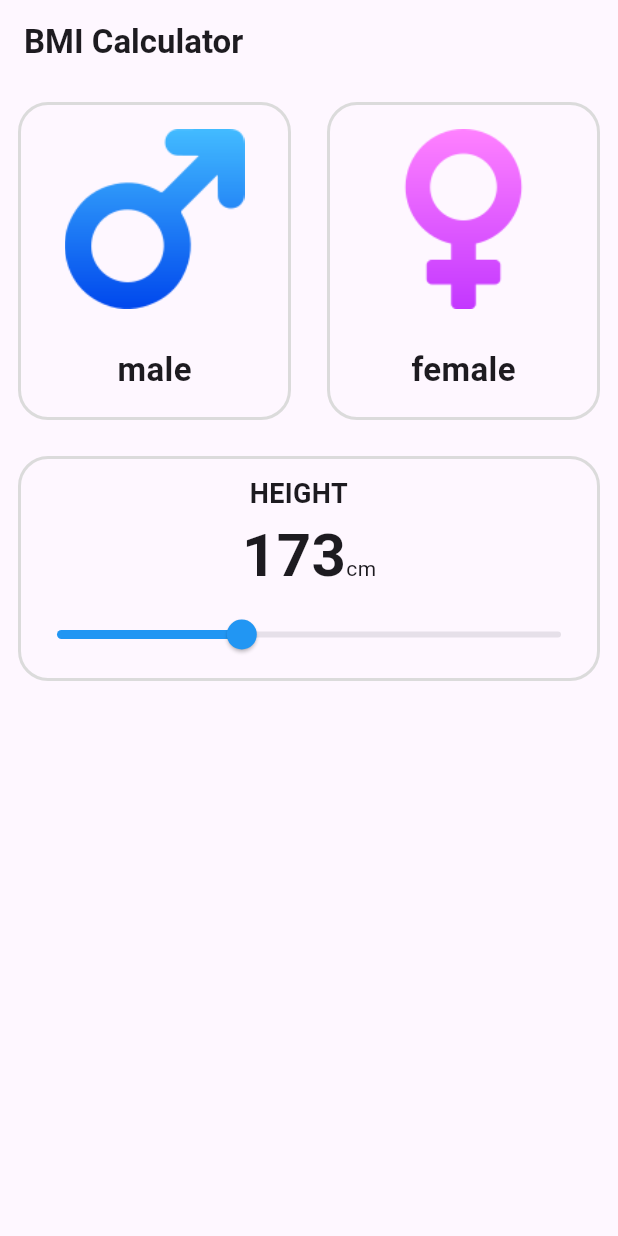
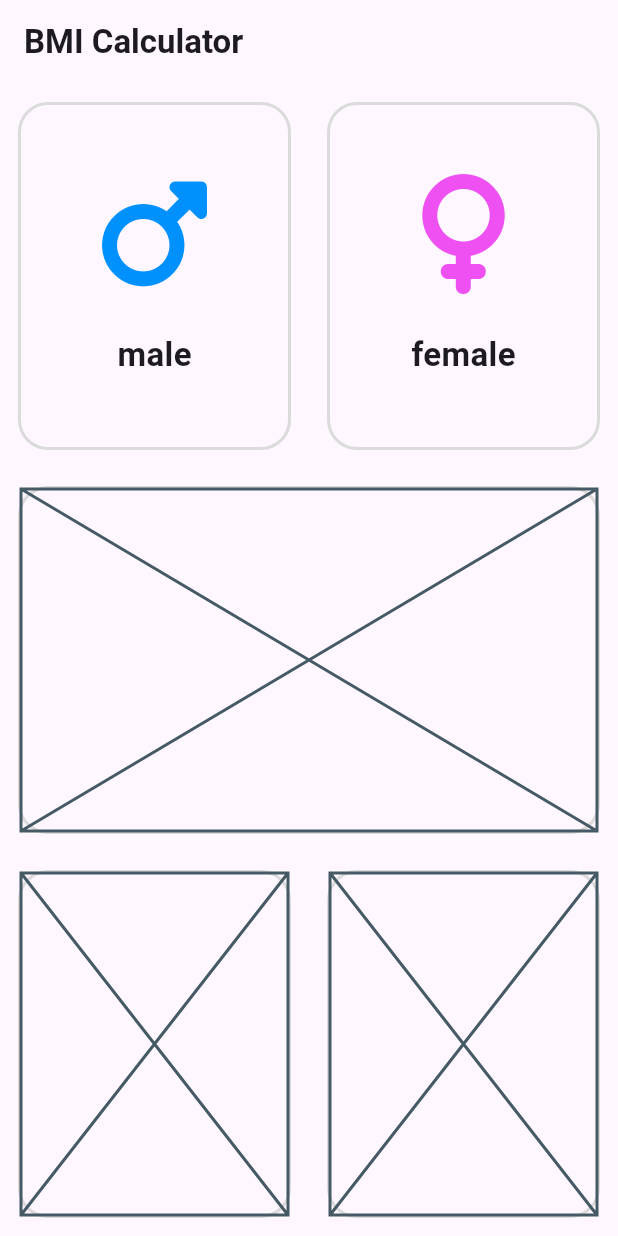
Before and after one commit to Mina176/bmi_calculator, a Flutter app: the screen it shows after launch, on a phone screen of 412 x 824 dp. Run offline on Flutter 3.47's test engine with Material 3 defaults, Android fonts, the phone set to English and light mode, and no system bars; our stand-ins replace font_awesome_flutter; missing offline and left inert: vertical_weight_slider.

Commit message:
create gender select

```diff
--- /dev/null
+++ b/lib/constants.dart
@@ -0,0 +1,6 @@
+import 'package:flutter/material.dart';
+
+const kMaleColor = Color(0xFF0091ff);
+const kFemaleColor = Color(0xFFef50f2);
+const kInactiveBorderColor = Color(0xffdbdbdb);
+const kPrimaryColor = Color(0xFF2566CF);
--- a/lib/main.dart
+++ b/lib/main.dart
@@ -1,5 +1,5 @@
-import 'package:bmi_calculator/widgets/custom_slider.dart';
-import 'package:bmi_calculator/widgets/gender_card.dart';
+import 'package:bmi_calculator/views/home_view.dart';
+import 'package:bmi_calculator/views/test_view.dart';
 import 'package:flutter/material.dart';
 
 void main() {
@@ -13,55 +13,12 @@ class BmiCalculator extends StatelessWidget {
   Widget build(BuildContext context) {
     return MaterialApp(
       debugShowCheckedModeBanner: false,
-      home: Scaffold(
-        appBar: AppBar(
-          title: Text(
-            'BMI Calculator',
-            style: TextStyle(fontWeight: FontWeight.bold),
-          ),
-        ),
-        body: Column(
-          children: [
-            Row(
-              children: [
-                GenderCard(
-                  gender: 'male',
-                ),
-                GenderCard(
-                  gender: 'female',
-                ),
-              ],
-            ),
-            Padding(
-              padding: const EdgeInsets.all(12.0),
-              child: Container(
-                decoration: BoxDecoration(
-                  border: Border.all(
-                    width: 2,
-                    color: const Color.fromARGB(255, 219, 219, 219),
-                  ),
-                  borderRadius: BorderRadius.circular(20),
-                ),
-                height: 150,
-                width: double.infinity,
-                child: Column(
-                  children: [
-                    SizedBox(
-                      height: 10,
-                    ),
-                    Text(
-                      "HEIGHT   ",
-                      style:
-                          TextStyle(fontWeight: FontWeight.bold, fontSize: 18),
-                    ),
-                    CustomSlider()
-                  ],
-                ),
-              ),
-            )
-          ],
-        ),
-      ),
+      home: HomeView(),
+      initialRoute: HomeView.routeName,
+      routes: {
+        HomeView.routeName: (context) => HomeView(),
+        TestView.routeName: (context) => const TestView(),
+      },
     );
   }
 }
--- /dev/null
+++ b/lib/views/home_view.dart
@@ -0,0 +1,67 @@
+import 'package:bmi_calculator/constants.dart';
+import 'package:bmi_calculator/widgets/custom_general_card.dart';
+import 'package:bmi_calculator/widgets/gender_card.dart';
+import 'package:flutter/material.dart';
+import 'package:font_awesome_flutter/font_awesome_flutter.dart';
+
+class HomeView extends StatelessWidget {
+  HomeView({
+    super.key,
+  });
+
+  static final String routeName = 'Home Page';
+
+  Color currentBorderColor = kInactiveBorderColor;
+
+  @override
+  Widget build(BuildContext context) {
+    return Scaffold(
+        appBar: AppBar(
+          title: Text(
+            'BMI Calculator',
+            style: TextStyle(fontWeight: FontWeight.bold),
+          ),
+        ),
+        body: Column(
+          children: [
+            Expanded(
+              child: Row(
+                children: [
+                  Expanded(
+                    child: GenderCard(
+                      borderColor: currentBorderColor,
+                      gender: 'male',
+                      icon: FontAwesomeIcons.mars,
+                      iconColor: kMaleColor,
+                    ),
+                  ),
+                  Expanded(
+                    child: GenderCard(
+                      borderColor: currentBorderColor,
+                      gender: 'female',
+                      icon: FontAwesomeIcons.venus,
+                      iconColor: kFemaleColor,
+                    ),
+                  ),
+                ],
+              ),
+            ),
+            CustomGeneralCard(
+              cardChild: Placeholder(),
+            ),
+            Expanded(
+              child: Row(
+                children: [
+                  CustomGeneralCard(
+                    cardChild: Placeholder(),
+                  ),
+                  CustomGeneralCard(
+                    cardChild: Placeholder(),
+                  ),
+                ],
+              ),
+            )
+          ],
+        ));
+  }
+}
--- /dev/null
+++ b/lib/widgets/custom_general_card.dart
@@ -0,0 +1,27 @@
+import 'package:bmi_calculator/constants.dart';
+import 'package:flutter/material.dart';
+
+class CustomGeneralCard extends StatelessWidget {
+  CustomGeneralCard({
+    super.key,
+    this.borderColor = const Color(0xffdbdbdb),
+    required this.cardChild,
+  });
+
+  Color borderColor;
+  final Widget cardChild;
+
+  @override
+  Widget build(BuildContext context) {
+    return Expanded(
+      child: Container(
+        margin: const EdgeInsets.all(12),
+        decoration: BoxDecoration(
+          border: Border.all(width: 2, color: borderColor),
+          borderRadius: BorderRadius.circular(20),
+        ),
+        child: cardChild,
+      ),
+    );
+  }
+}
--- a/lib/widgets/custom_slider.dart
+++ /dev/null
@@ -1,41 +0,0 @@
-import 'package:flutter/material.dart';
-
-class CustomSlider extends StatefulWidget {
-  const CustomSlider({
-    super.key,
-  });
-
-  @override
-  State<CustomSlider> createState() => _CustomSliderState();
-}
-
-class _CustomSliderState extends State<CustomSlider> {
-  double currentSliderPrimaryValue = 173;
-
-  @override
-  Widget build(BuildContext context) {
-    return Column(
-      children: [
-        RichText(
-          text: TextSpan(style: DefaultTextStyle.of(context).style, children: [
-            TextSpan(
-              text: currentSliderPrimaryValue.toInt().toString(),
-              style: TextStyle(fontSize: 40, fontWeight: FontWeight.bold),
-            ),
-            TextSpan(text: 'cm')
-          ]),
-        ),
-        Slider(
-            value: currentSliderPrimaryValue,
-            min: 140,
-            max: 230,
-            activeColor: Colors.blue,
-            onChanged: (value) {
-              setState(() {
-                currentSliderPrimaryValue = value;
-              });
-            }),
-      ],
-    );
-  }
-}
--- a/lib/widgets/gender_card.dart
+++ b/lib/widgets/gender_card.dart
@@ -1,47 +1,54 @@
+import 'package:bmi_calculator/constants.dart';
 import 'package:flutter/material.dart';
 
-class GenderCard extends StatelessWidget {
-  const GenderCard({
+class GenderCard extends StatefulWidget {
+  GenderCard({
     super.key,
     required this.gender,
+    required this.borderColor,
+    required this.icon,
+    required this.iconColor,
   });
 
   final String gender;
 
+  Color borderColor;
+
+  final IconData icon;
+
+  Color iconColor;
+
+  @override
+  State<GenderCard> createState() => _GenderCardState();
+}
+
+class _GenderCardState extends State<GenderCard> {
   @override
   Widget build(BuildContext context) {
-    return Expanded(
-      child: Padding(
-        padding: const EdgeInsets.all(12.0),
+    return GestureDetector(
+        onTap: () {
+          setState(() {
+            widget.borderColor = kPrimaryColor;
+          });
+        },
         child: Container(
-          decoration: BoxDecoration(
-            border: Border.all(
-              width: 2,
-              color: const Color.fromARGB(255, 219, 219, 219),
+            margin: const EdgeInsets.all(12),
+            decoration: BoxDecoration(
+              border: Border.all(width: 2, color: widget.borderColor),
+              borderRadius: BorderRadius.circular(20),
             ),
-            borderRadius: BorderRadius.circular(20),
-          ),
-          child: Padding(
-            padding: const EdgeInsets.all(16.0),
             child: Column(
+              mainAxisAlignment: MainAxisAlignment.center,
               children: [
-                SizedBox(
-                  width: 120,
-                  height: 120,
-                  child: Image.asset('images/$gender.png'),
-                ),
+                Icon(widget.icon, size: 80, color: widget.iconColor),
                 SizedBox(
                   height: 25,
                 ),
                 Text(
-                  gender,
+                  widget.gender,
                   style: TextStyle(fontWeight: FontWeight.bold, fontSize: 22),
                 )
               ],
-            ),
-          ),
-        ),
-      ),
-    );
+            )));
   }
 }
--- a/pubspec.yaml
+++ b/pubspec.yaml
@@ -34,6 +34,8 @@ dependencies:
   # The following adds the Cupertino Icons font to your application.
   # Use with the CupertinoIcons class for iOS style icons.
   cupertino_icons: ^1.0.8
+  vertical_weight_slider: ^2.6.0
+  font_awesome_flutter: ^10.8.0
 
 dev_dependencies:
   flutter_test:
```
Also changed, not shown: lib/views/test_view.dart (added, +78 -0 lines), pubspec.lock.
